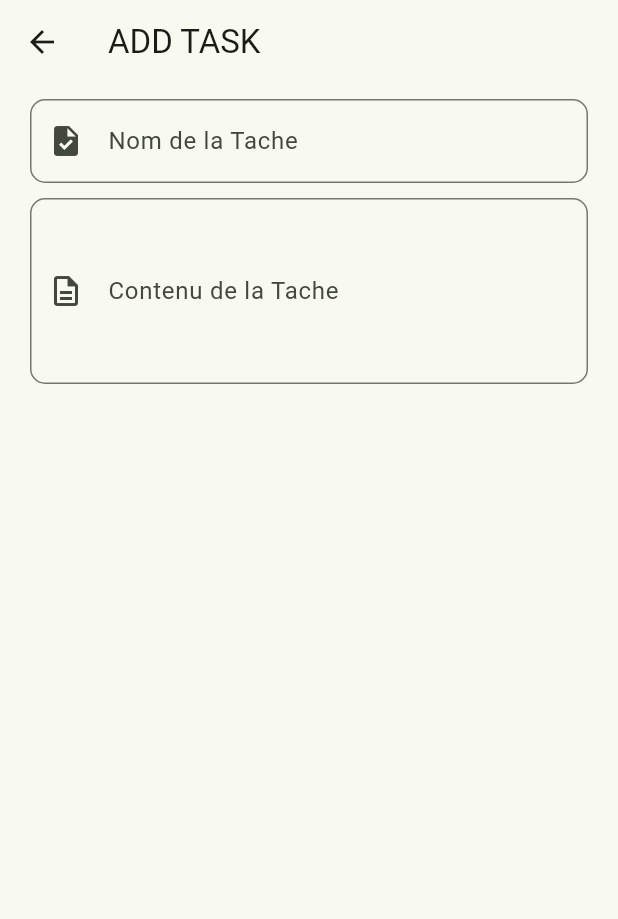
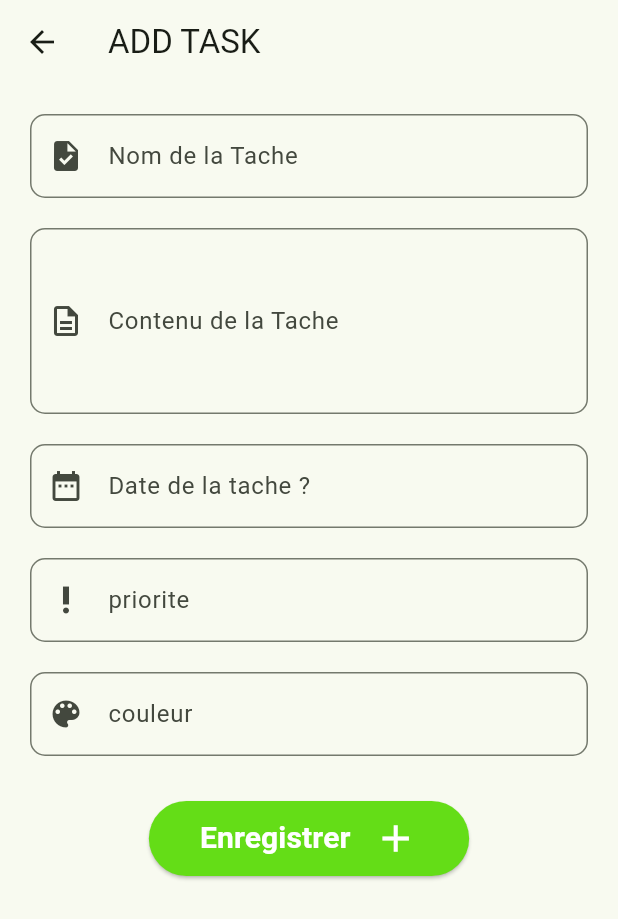
Before and after one commit to OmarDIOP0/tasker-app-force-n, a Flutter app: the screen it shows after launch, on a phone screen of 412 x 824 dp. Shown: the top 919 px of the screen. Run offline on Flutter 3.47's test engine with Material 3 defaults, Android fonts, the phone set to English and light mode, and no system bars.

Commit message:
ajout des fonctionnalite de la page ajout de tache

```diff
--- a/lib/screen/add_task/Add_task.dart
+++ b/lib/screen/add_task/Add_task.dart
@@ -1,6 +1,8 @@
 import 'package:flutter/material.dart';
 import 'package:flutter/services.dart';
+import 'package:tasker/constantes/colors.dart';
 import 'package:tasker/widget/ui_custom_Form.dart';
+import 'package:tasker/widget/ui_custom_add_task_desc.dart';
 
 class AddTask extends StatefulWidget {
   const AddTask({Key? key}) : super(key: key);
@@ -10,8 +12,12 @@ class AddTask extends StatefulWidget {
 }
 
 class _AddTaskState extends State<AddTask> {
+  final _keyForm = GlobalKey<FormState>();
   TextEditingController nom_tache = TextEditingController();
   TextEditingController contenu_tache = TextEditingController();
+  TextEditingController date = TextEditingController();
+  TextEditingController priorite = TextEditingController();
+  TextEditingController couleur = TextEditingController();
   @override
   Widget build(BuildContext context) {
     SystemChrome.setSystemUIOverlayStyle(const SystemUiOverlayStyle(
@@ -21,7 +27,7 @@ class _AddTaskState extends State<AddTask> {
       appBar: AppBar(title: Text("ADD TASK"),),
       body: SingleChildScrollView(
         child: Container(
-          padding: const EdgeInsets.only(top: 10),
+          padding: const EdgeInsets.only(top: 20),
           child:Column(
             children: [
               UICustomForm(
@@ -30,26 +36,68 @@ class _AddTaskState extends State<AddTask> {
                   comment: "nom_de_la_tache",
                   icon: const Icon(Icons.task)
               ),
-              const SizedBox(height: 10),
+              const SizedBox(height: 20),
+              UICustomAddTAskDesc(
+                  contenu_tache: contenu_tache
+              ),
+              const SizedBox(height: 20),
               Padding(
                 padding:const EdgeInsets.only(left: 20,right: 20),
                 child: TextFormField(
-                controller: contenu_tache,
+                  controller: date,
                   decoration: InputDecoration(
-                    prefixIcon:const  Icon(Icons.description_outlined),
-                    labelText:"Contenu de la Tache",
-                    hintText: "contenu_de_la_tache",
+                      prefixIcon:const  Icon(Icons.date_range),
+                      hintText: "Date de la tache ?",
                       border:  OutlineInputBorder(
                           borderRadius: BorderRadius.circular(10)
+                      )),
+                  onTap: ()async{
+                    DateTime? pickeDate =await showDatePicker(
+                      context: context,
+                      initialDate: DateTime.now(),
+                      firstDate: DateTime(1900),
+                      lastDate: DateTime(2100),
+                    );
+                    if(pickeDate != null){
+                      setState(() {
+                        date.text =pickeDate.toString();
+                      });
+                    }
+                  },
                 ),
-                  contentPadding: const EdgeInsets.symmetric(vertical: 50,horizontal: 20)
               ),
-                validator: (value){
-                  if(value==null || value.isEmpty){
-                    return "Le champs est obligatoire";
-                  }
-                  return null;
-                }
+              const SizedBox(height: 20),
+              UICustomForm(
+                  controller: priorite,
+                  nameField: "priorite",
+                  comment: "Priorite",
+                  icon:const Icon(Icons.priority_high)
+              ),
+              const SizedBox(height: 20),
+              UICustomForm(
+                  controller: couleur,
+                  nameField: "couleur",
+                  comment: "couleur",
+                  icon:const Icon(Icons.color_lens)
+              ),
+              const SizedBox(height: 30),
+              ElevatedButton(
+                style: ElevatedButton.styleFrom(
+                    primary: lightgreenColor
+                ),
+                onPressed: (){
+                  print("Enregistrer");
+                },
+                child: const Padding(
+                  padding:EdgeInsets.all(10),
+                  child:Row(
+                    mainAxisSize: MainAxisSize.min,
+                    children: [
+                      Text('Enregistrer ',style: TextStyle(fontSize: 20,fontWeight: FontWeight.bold,color: Colors.white),),
+                      SizedBox(width: 10),
+                      Icon(Icons.add,color: Colors.white,size: 30,),
+                    ],
+                  ),
                 ),
               )
             ],
--- a/lib/widget/ui_custom_add_task_desc.dart
+++ b/lib/widget/ui_custom_add_task_desc.dart
@@ -0,0 +1,30 @@
+import 'package:flutter/material.dart';
+class UICustomAddTAskDesc extends StatelessWidget {
+  final TextEditingController contenu_tache;
+  const UICustomAddTAskDesc({Key? key,required this.contenu_tache}) : super(key: key);
+
+  @override
+  Widget build(BuildContext context) {
+    return Padding(
+      padding:const EdgeInsets.only(left: 20,right: 20),
+      child: TextFormField(
+          controller: contenu_tache,
+          decoration: InputDecoration(
+              prefixIcon:const  Icon(Icons.description_outlined),
+              labelText:"Contenu de la Tache",
+              hintText: "contenu_de_la_tache",
+              border:  OutlineInputBorder(
+                  borderRadius: BorderRadius.circular(10)
+              ),
+              contentPadding: const EdgeInsets.symmetric(vertical: 50,horizontal: 20)
+          ),
+          validator: (value){
+            if(value==null || value.isEmpty){
+              return "Le champs est obligatoire";
+            }
+            return null;
+          }
+      ),
+    );
+  }
+}
```
Lines whose indentation alone changed are shown as unchanged.
